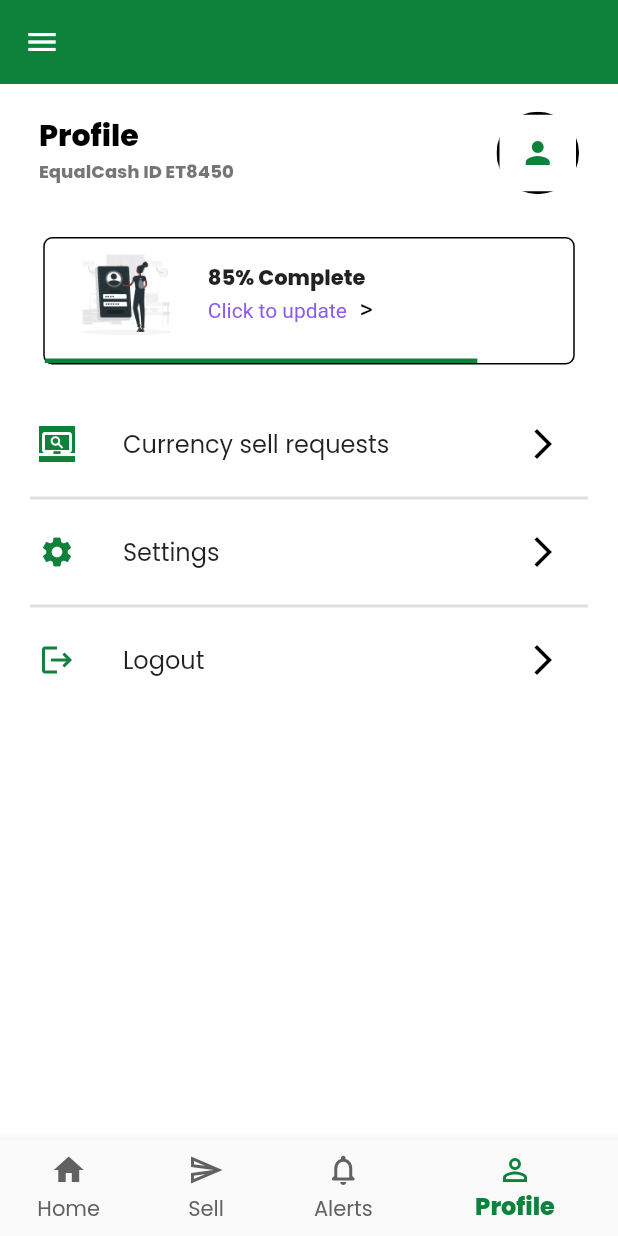
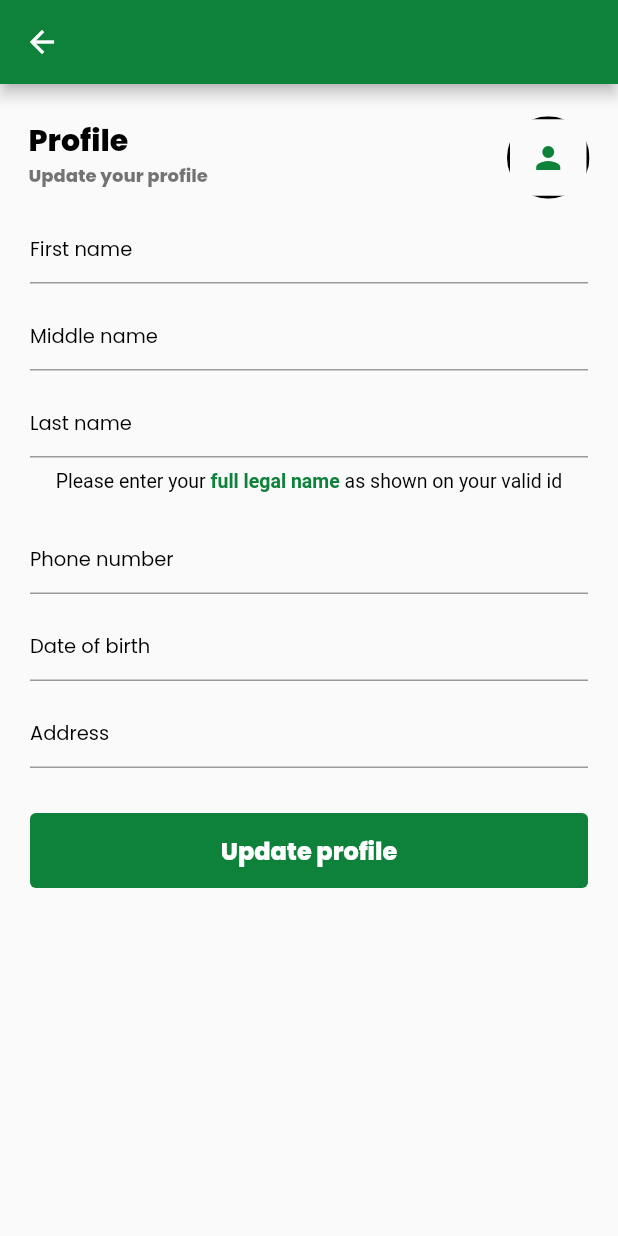
Before and after one commit to hrinternal/equal_cash_mobile_app_2021, a Flutter app: the HomeScreen screen opened by its route, item 4 of the bottom bar chosen, after a tap on "85% Complete", on a phone screen of 412 x 824 dp. Run offline on Flutter 3.47's test engine with Material 2 defaults, Android fonts, the phone set to English and light mode, and no system bars; our stand-ins replace country_code_picker, pin_code_fields; missing offline and left inert: virtual_keyboard_multi_language.

Commit message:
Profile Screen completed

```diff
--- a/lib/main.dart
+++ b/lib/main.dart
@@ -8,6 +8,7 @@
 import 'package:equal_cash/screens/registration_screen.dart';
 import 'package:equal_cash/screens/reset_password_screen.dart';
 import 'package:equal_cash/screens/splash_screen.dart';
+import 'package:equal_cash/screens/update_profile_screen.dart';
 import 'package:flutter/material.dart';
 
 void main() {
@@ -33,7 +34,8 @@
         ForgotPasswordScreen.routeName: (_) => ForgotPasswordScreen(),
         AuthConfirmationScreen.routeName: (_) => AuthConfirmationScreen(),
         ResetPasswordScreen.routeName: (_) => ResetPasswordScreen(),
-        HomeScreen.routeName: (_) => HomeScreen()
+        HomeScreen.routeName: (_) => HomeScreen(),
+        UpdateProfileScreen.routeName: (_) => UpdateProfileScreen()
       },
     );
   }
--- /dev/null
+++ b/lib/screens/update_profile_screen.dart
@@ -0,0 +1,192 @@
+import 'package:flutter/material.dart';
+
+class UpdateProfileScreen extends StatefulWidget {
+  static const routeName = "update-profile";
+  @override
+  _UpdateProfileScreenState createState() => _UpdateProfileScreenState();
+}
+
+class _UpdateProfileScreenState extends State<UpdateProfileScreen> {
+  @override
+  Widget build(BuildContext context) {
+    return Scaffold(
+      appBar: AppBar(),
+      body: Container(
+        child: Padding(
+          padding: const EdgeInsets.all(3.0),
+          child: Column(
+            children: [
+              SizedBox(
+                height: 10,
+              ),
+              _HeaderWidget(),
+              Form(
+                  child: Container(
+                margin: EdgeInsets.symmetric(horizontal: 17),
+                child: Column(
+                  children: [
+                    Container(
+                      child: TextFormField(
+                        textInputAction: TextInputAction.next,
+                        decoration: InputDecoration(
+                            hintText: "First name",
+                            hintStyle:
+                                TextStyle(fontSize: 13, color: Colors.black)),
+                      ),
+                    ),
+                    SizedBox(
+                      height: 10,
+                    ),
+                    Container(
+                      child: TextFormField(
+                        textInputAction: TextInputAction.next,
+                        decoration: InputDecoration(
+                            hintText: "Middle name",
+                            hintStyle:
+                                TextStyle(fontSize: 13, color: Colors.black)),
+                      ),
+                    ),
+                    SizedBox(
+                      height: 10,
+                    ),
+                    Container(
+                      child: TextFormField(
+                        textInputAction: TextInputAction.next,
+                        decoration: InputDecoration(
+                            hintText: "Last name",
+                            hintStyle:
+                                TextStyle(fontSize: 13, color: Colors.black)),
+                      ),
+                    ),
+                    SizedBox(
+                      height: 8,
+                    ),
+                    Container(
+                      child: RichText(
+                        text: TextSpan(children: [
+                          TextSpan(
+                              text: "Please enter your ",
+                              style:
+                                  TextStyle(fontSize: 13, color: Colors.black)),
+                          TextSpan(
+                              text: "full legal name ",
+                              style: TextStyle(
+                                  color: Theme.of(context).primaryColor,
+                                  fontSize: 13,
+                                  fontWeight: FontWeight.bold)),
+                          TextSpan(
+                              text: "as shown on your valid id",
+                              style:
+                                  TextStyle(fontSize: 13, color: Colors.black)),
+                        ]),
+                      ),
+                    ),
+                    SizedBox(
+                      height: 20,
+                    ),
+                    Container(
+                      child: TextFormField(
+                        textInputAction: TextInputAction.next,
+                        decoration: InputDecoration(
+                            hintText: "Phone number",
+                            hintStyle:
+                                TextStyle(fontSize: 13, color: Colors.black)),
+                      ),
+                    ),
+                    SizedBox(
+                      height: 10,
+                    ),
+                    Container(
+                      child: TextFormField(
+                        textInputAction: TextInputAction.next,
+                        decoration: InputDecoration(
+                            hintText: "Date of birth",
+                            hintStyle:
+                                TextStyle(fontSize: 13, color: Colors.black)),
+                      ),
+                    ),
+                    SizedBox(
+                      height: 10,
+                    ),
+                    Container(
+                      child: TextFormField(
+                        textInputAction: TextInputAction.next,
+                        decoration: InputDecoration(
+                            hintText: "Address",
+                            hintStyle:
+                                TextStyle(fontSize: 13, color: Colors.black)),
+                      ),
+                    ),
+                    SizedBox(
+                      height: 30,
+                    ),
+                    Container(
+                      width: double.maxFinite,
+                      // margin: EdgeInsets.symmetric(horizontal: 20),
+                      child: FlatButton(
+                        shape: RoundedRectangleBorder(
+                            borderRadius: BorderRadius.circular(4)),
+                        padding: EdgeInsets.symmetric(vertical: 13),
+                        onPressed: () {
+                          // Navigator.of(context).pushNamed(LoginScreen.routeName);
+                        },
+                        child: Text(
+                          'Update profile',
+                          style: TextStyle(
+                              color: Colors.white,
+                              fontWeight: FontWeight.bold,
+                              fontSize: 16),
+                        ),
+                        color: Theme.of(context).primaryColor,
+                      ),
+                    ),
+                  ],
+                ),
+              ))
+            ],
+          ),
+        ),
+      ),
+    );
+  }
+}
+
+//HEADER WIDGET
+class _HeaderWidget extends StatelessWidget {
+  const _HeaderWidget({
+    Key key,
+  }) : super(key: key);
+
+  @override
+  Widget build(BuildContext context) {
+    return Column(
+      children: [
+        ListTile(
+          title: Text(
+            "Profile",
+            style: TextStyle(
+                fontWeight: FontWeight.bold, color: Colors.black, fontSize: 20),
+          ),
+          subtitle: Text(
+            "Update your profile",
+            style: TextStyle(
+                fontWeight: FontWeight.bold,
+                // color: Colors.black,
+                fontSize: 12),
+          ),
+          trailing: ClipRRect(
+              borderRadius: BorderRadius.circular(100),
+              child: Container(
+                decoration: BoxDecoration(border: Border.all(width: 2)),
+                height: 55,
+                width: 55,
+                child: Icon(
+                  Icons.person,
+                  color: Color.fromRGBO(14, 129, 59, 1),
+                ),
+              )),
+        ),
+      ],
+    );
+  }
+}
--- a/lib/widgets/profile_widget.dart
+++ b/lib/widgets/profile_widget.dart
@@ -1,3 +1,4 @@
+import 'package:equal_cash/screens/update_profile_screen.dart';
 import 'package:flutter/material.dart';
 import 'package:equal_cash/models/home_pager_model.dart';
 
@@ -50,7 +51,9 @@
               height: 20,
             ),
             InkWell(
-              onTap: () {},
+              onTap: () {
+                Navigator.of(context).pushNamed(UpdateProfileScreen.routeName);
+              },
               child: Container(
                 decoration: BoxDecoration(
                     border: Border.all(width: 1),
```
